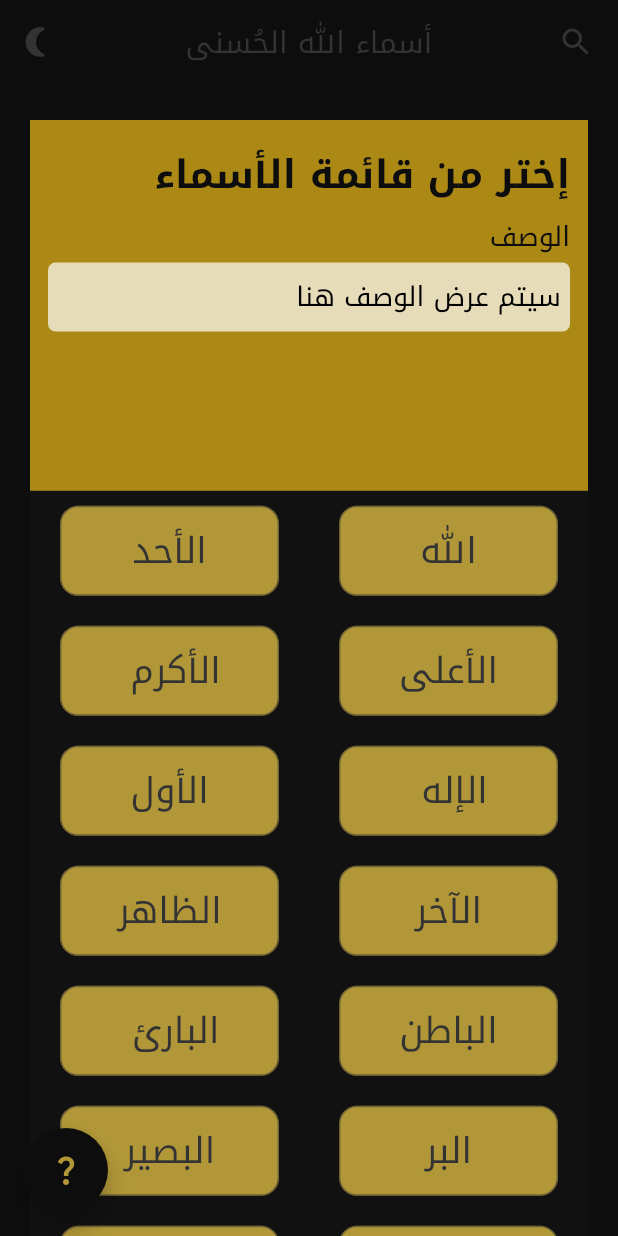
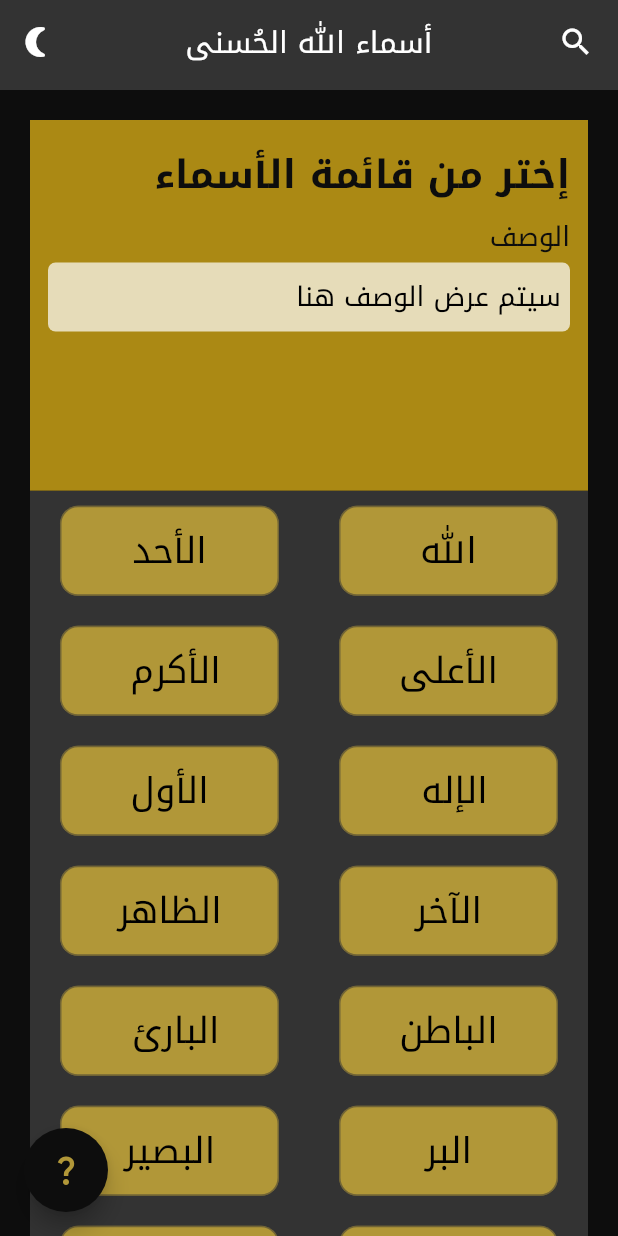
Before and after one commit to devhasanalhamed/names_of_allah, a Flutter app: the screen it shows after launch, on a phone screen of 412 x 824 dp. Run offline on Flutter 3.47's test engine with Material 2 defaults, Android fonts, the phone set to English and light mode, and no system bars; our stand-ins replace shared_preferences.

Commit message:
theme update

```diff
--- a/lib/view/widgets/appbar.dart
+++ b/lib/view/widgets/appbar.dart
@@ -20,8 +20,8 @@ class _MyAppBarState extends State<MyAppBar> {
   @override
   Widget build(BuildContext context) {
     return AppBar(
-      foregroundColor: Theme.of(context).colorScheme.secondary,
-      backgroundColor: Theme.of(context).backgroundColor,
+      foregroundColor: Colors.white,
+      backgroundColor: Theme.of(context).colorScheme.secondary,
       title: _isSearching
           ? Container(
               padding: const EdgeInsets.symmetric(
--- a/lib/view/widgets/list_of_names.dart
+++ b/lib/view/widgets/list_of_names.dart
@@ -12,7 +12,7 @@ class ListOfNames extends StatelessWidget {
     return Expanded(
       child: Container(
         decoration: BoxDecoration(
-          color: Theme.of(context).colorScheme.secondary.withOpacity(0.1),
+          color: Theme.of(context).colorScheme.secondary,
           borderRadius: const BorderRadius.only(
               // topRight: Radius.circular(15),
               // topLeft: Radius.circular(15),
@@ -33,7 +33,6 @@ class ListOfNames extends StatelessWidget {
                   vertical: 10,
                 ),
                 child: Container(
-                  height: 50,
                   width: double.infinity,
                   decoration: BoxDecoration(
                     border: Border.all(
@@ -62,7 +61,7 @@ class ListOfNames extends StatelessWidget {
                               names[index].name.toString(),
                               style: TextStyle(
                                 fontSize: 24,
-                                color: Theme.of(context).colorScheme.secondary,
+                                color: Colors.black,
                               ),
                             ),
                           ],
```
